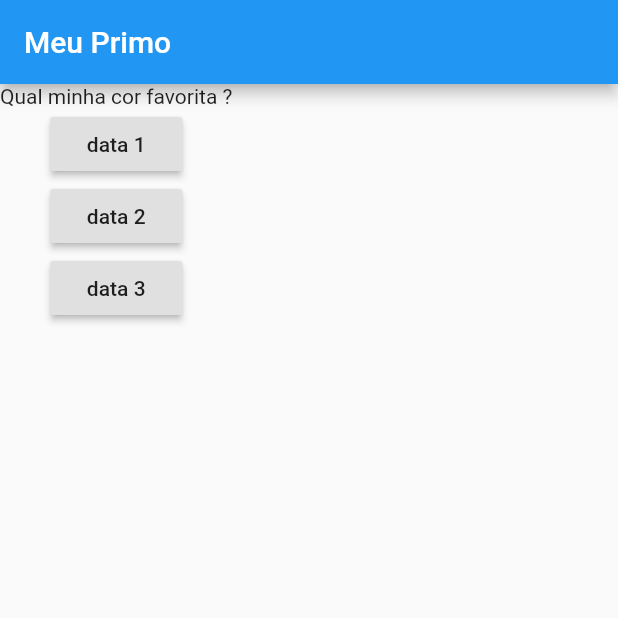
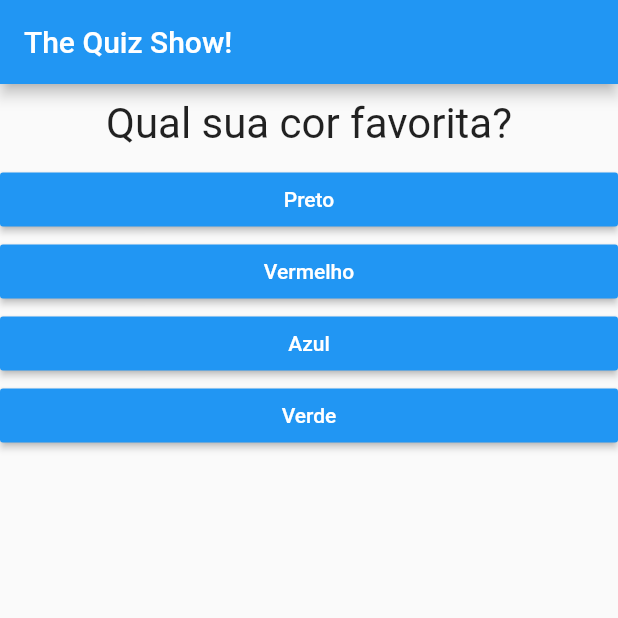
Before and after one commit to mavmaso/flutter_complete_guide, a Flutter app: the screen it shows after launch, on a phone screen of 412 x 824 dp, the top half of it. Run offline on Flutter 3.47's test engine with Material 2 defaults, Android fonts, the phone set to English and light mode, and no system bars.

```diff
--- /dev/null
+++ b/lib/answer.dart
@@ -0,0 +1,21 @@
+import 'package:flutter/material.dart';
+
+class Answer extends StatelessWidget {
+  final Function selectHandler;
+  final String answerText;
+
+  Answer(this.selectHandler, this.answerText);
+
+  @override
+  Widget build(BuildContext context) {
+    return Container(
+      width: double.infinity,
+      child: RaisedButton(
+        color: Colors.blue,
+        textColor: Colors.white,
+        child: Text(answerText),
+        onPressed: selectHandler,
+      ),
+    );
+  }
+}
--- a/lib/main.dart
+++ b/lib/main.dart
@@ -1,6 +1,7 @@
 import 'package:flutter/material.dart';
 
 import './question.dart';
+import './answer.dart';
 
 void main() => runApp(MyApp());
 
@@ -10,45 +11,49 @@ class MyApp extends StatefulWidget {
 }
 
 class _MyAppState extends State<MyApp> {
+  final questions = const [
+    {
+      'questionText': 'Qual sua cor favorita?',
+      'answers': ['Preto', 'Vermelho', 'Azul', 'Verde']
+    },
+    {
+      'questionText': 'Qual seu animal favorito?',
+      'answers': ['Pato', 'Veado', 'Agua-viva', 'Vaca']
+    }
+  ];
+
   var _questionIndex = 0;
 
   void _answerQuestion() {
     setState(() {
-      _questionIndex ++;
+      _questionIndex++;
+
+      if (_questionIndex <= questions.length) {}
     });
   }
 
   @override
   Widget build(BuildContext context) {
-    var questions = [
-      "Qual minha cor favorita ?",
-      'Qual meu animal favorito ?'
-    ];
-
     return MaterialApp(
       home: Scaffold(
         appBar: AppBar(
-          title: Text('Meu Primo'),
+          title: Text('The Quiz Show!'),
         ),
-        body: Column(
-          children: [
-            Question(
-              questions[_questionIndex],
-            ),
-            RaisedButton(
-              child: Text('data 1'),
-              onPressed: _answerQuestion,
-            ),
-            RaisedButton(
-              child: Text('data 2'),
-              onPressed: _answerQuestion,
-            ),
-            RaisedButton(
-              child: Text('data 3'),
-              onPressed: _answerQuestion,
-            ),
-          ],
-        ),
+        body: _questionIndex < questions.length
+            ? Column(
+                children: [
+                  Question(
+                    questions[_questionIndex]['questionText'],
+                  ),
+                  ...(questions[_questionIndex]['answers'] as List<String>)
+                      .map((answer) {
+                    return Answer(_answerQuestion, answer);
+                  }).toList()
+                ],
+              )
+            : Center(
+                child: Text('FIM'),
+              ),
       ),
     );
   }
--- a/lib/question.dart
+++ b/lib/question.dart
@@ -7,6 +7,14 @@ class Question extends StatelessWidget {
 
   @override
   Widget build(BuildContext context) {
-    return Text(questionText);
+    return Container(
+      width: double.infinity,
+      margin: EdgeInsets.all(10),
+      child: Text(
+        questionText,
+        style: TextStyle(fontSize: 28),
+        textAlign: TextAlign.center,
+      ),
+    );
   }
 }
--- a/pubspec.yaml
+++ b/pubspec.yaml
@@ -14,7 +14,7 @@ description: A new Flutter project.
 version: 1.0.0+1
 
 environment:
-  sdk: ">=2.1.0 <3.0.0"
+  sdk: ">=2.2.2 <3.0.0"
 
 dependencies:
   flutter:
```
